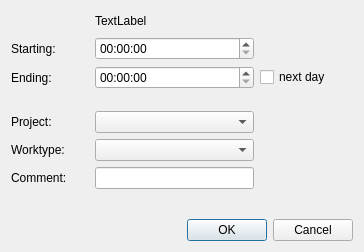
Above: src/dontpanik/kpart/core/ui/keditactiondialog.ui from frankHa/dontpanic before the change. Below: the same form after it.
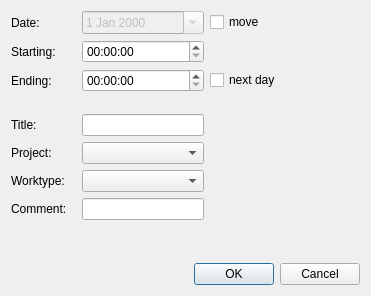
That is the form after the change. Custom widgets are drawn as their Qt base class.

Commit message: -added a 'title' field to KEditActionDialog -added the possibility to move actions to a different day

Patch:
```diff
--- a/src/dontpanik/kpart/core/ui/keditactiondialog.ui
+++ b/src/dontpanik/kpart/core/ui/keditactiondialog.ui
@@ -6,52 +6,33 @@
    <rect>
     <x>0</x>
     <y>0</y>
-    <width>364</width>
-    <height>252</height>
+    <width>371</width>
+    <height>296</height>
    </rect>
   </property>
   <property name="windowTitle">
    <string>Action-Don't Panik</string>
   </property>
   <layout class="QGridLayout" name="gridLayout">
-   <item row="0" column="0">
-    <spacer name="horizontalSpacer_5">
-     <property name="orientation">
-      <enum>Qt::Horizontal</enum>
-     </property>
-     <property name="sizeHint" stdset="0">
-      <size>
-       <width>78</width>
-       <height>20</height>
-      </size>
-     </property>
-    </spacer>
-   </item>
    <item row="0" column="1" colspan="2">
-    <widget class="QLabel" name="date">
-     <property name="sizePolicy">
-      <sizepolicy hsizetype="Preferred" vsizetype="Preferred">
-       <horstretch>1</horstretch>
-       <verstretch>0</verstretch>
-      </sizepolicy>
+    <widget class="QDateEdit" name="dateEdit">
+     <property name="enabled">
+      <bool>false</bool>
      </property>
-     <property name="text">
-      <string>TextLabel</string>
+     <property name="calendarPopup">
+      <bool>true</bool>
      </property>
     </widget>
    </item>
    <item row="0" column="3">
-    <spacer name="horizontalSpacer_6">
-     <property name="orientation">
-      <enum>Qt::Horizontal</enum>
+    <widget class="QCheckBox" name="move">
+     <property name="toolTip">
+      <string>Move this action to another day</string>
      </property>
-     <property name="sizeHint" stdset="0">
-      <size>
-       <width>93</width>
-       <height>20</height>
-      </size>
+     <property name="text">
+      <string>move</string>
      </property>
-    </spacer>
+    </widget>
    </item>
    <item row="1" column="0">
     <widget class="QLabel" name="label">
@@ -110,13 +91,36 @@
     </spacer>
    </item>
    <item row="4" column="0">
+    <widget class="QLabel" name="label_6">
+     <property name="text">
+      <string>Title:</string>
+     </property>
+    </widget>
+   </item>
+   <item row="4" column="1" colspan="2">
+    <widget class="QLineEdit" name="title"/>
+   </item>
+   <item row="4" column="3">
+    <spacer name="horizontalSpacer_8">
+     <property name="orientation">
+      <enum>Qt::Horizontal</enum>
+     </property>
+     <property name="sizeHint" stdset="0">
+      <size>
+       <width>124</width>
+       <height>20</height>
+      </size>
+     </property>
+    </spacer>
+   </item>
+   <item row="5" column="0">
     <widget class="QLabel" name="label_2">
      <property name="text">
       <string>Project:</string>
      </property>
     </widget>
    </item>
-   <item row="4" column="1" colspan="2">
+   <item row="5" column="1" colspan="2">
     <widget class="dp::core::detail::KProjectsComboBox" name="projects">
      <property name="sizePolicy">
       <sizepolicy hsizetype="Expanding" vsizetype="Fixed">
@@ -126,7 +130,7 @@
      </property>
     </widget>
    </item>
-   <item row="4" column="3">
+   <item row="5" column="3">
     <spacer name="horizontalSpacer_2">
      <property name="orientation">
       <enum>Qt::Horizontal</enum>
@@ -139,14 +143,14 @@
      </property>
     </spacer>
    </item>
-   <item row="5" column="0">
+   <item row="6" column="0">
     <widget class="QLabel" name="label_3">
      <property name="text">
       <string>Worktype:</string>
      </property>
     </widget>
    </item>
-   <item row="5" column="1" colspan="2">
+   <item row="6" column="1" colspan="2">
     <widget class="dp::core::detail::KTasksComboBox" name="worktype">
      <property name="sizePolicy">
       <sizepolicy hsizetype="Expanding" vsizetype="Fixed">
@@ -156,7 +160,7 @@
      </property>
     </widget>
    </item>
-   <item row="5" column="3">
+   <item row="6" column="3">
     <spacer name="horizontalSpacer_3">
      <property name="orientation">
       <enum>Qt::Horizontal</enum>
@@ -169,21 +173,21 @@
      </property>
     </spacer>
    </item>
-   <item row="6" column="0">
+   <item row="7" column="0">
     <widget class="QLabel" name="label_5">
      <property name="text">
       <string>Comment:</string>
      </property>
     </widget>
    </item>
-   <item row="6" column="1" colspan="2">
+   <item row="7" column="1" colspan="2">
     <widget class="QLineEdit" name="comment">
      <property name="text">
       <string/>
      </property>
     </widget>
    </item>
-   <item row="6" column="3">
+   <item row="7" column="3">
     <spacer name="horizontalSpacer_4">
      <property name="orientation">
       <enum>Qt::Horizontal</enum>
@@ -196,7 +200,7 @@
      </property>
     </spacer>
    </item>
-   <item row="7" column="1" colspan="2">
+   <item row="8" column="2">
     <spacer name="verticalSpacer_2">
      <property name="orientation">
       <enum>Qt::Vertical</enum>
@@ -209,20 +213,20 @@
      </property>
     </spacer>
    </item>
-   <item row="8" column="0" colspan="2">
+   <item row="9" column="0" colspan="2">
     <spacer name="horizontalSpacer_7">
      <property name="orientation">
       <enum>Qt::Horizontal</enum>
      </property>
      <property name="sizeHint" stdset="0">
       <size>
-       <width>129</width>
+       <width>136</width>
        <height>20</height>
       </size>
      </property>
     </spacer>
    </item>
-   <item row="8" column="2" colspan="2">
+   <item row="9" column="2" colspan="2">
     <widget class="QDialogButtonBox" name="buttonBox">
      <property name="orientation">
       <enum>Qt::Horizontal</enum>
@@ -232,6 +236,13 @@
      </property>
     </widget>
    </item>
+   <item row="0" column="0">
+    <widget class="QLabel" name="label_7">
+     <property name="text">
+      <string>Date:</string>
+     </property>
+    </widget>
+   </item>
   </layout>
  </widget>
  <customwidgets>
```
Left out of the diff: 24 changed lines with no effect on the pictures. The commit also changes 2 other files.
